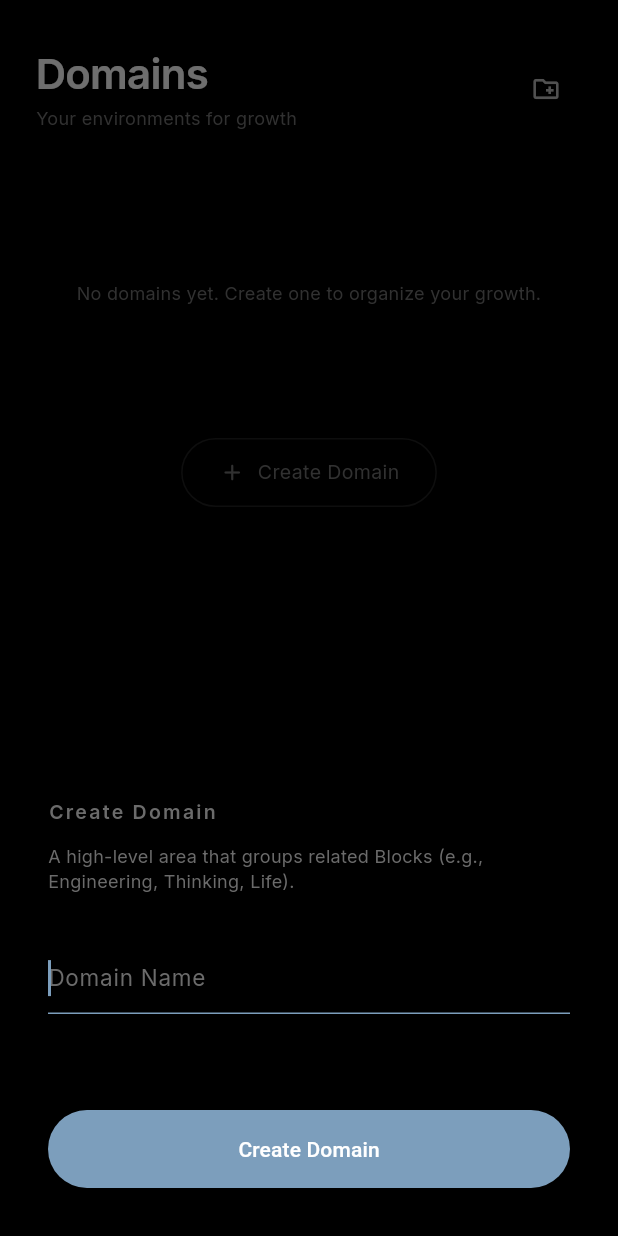
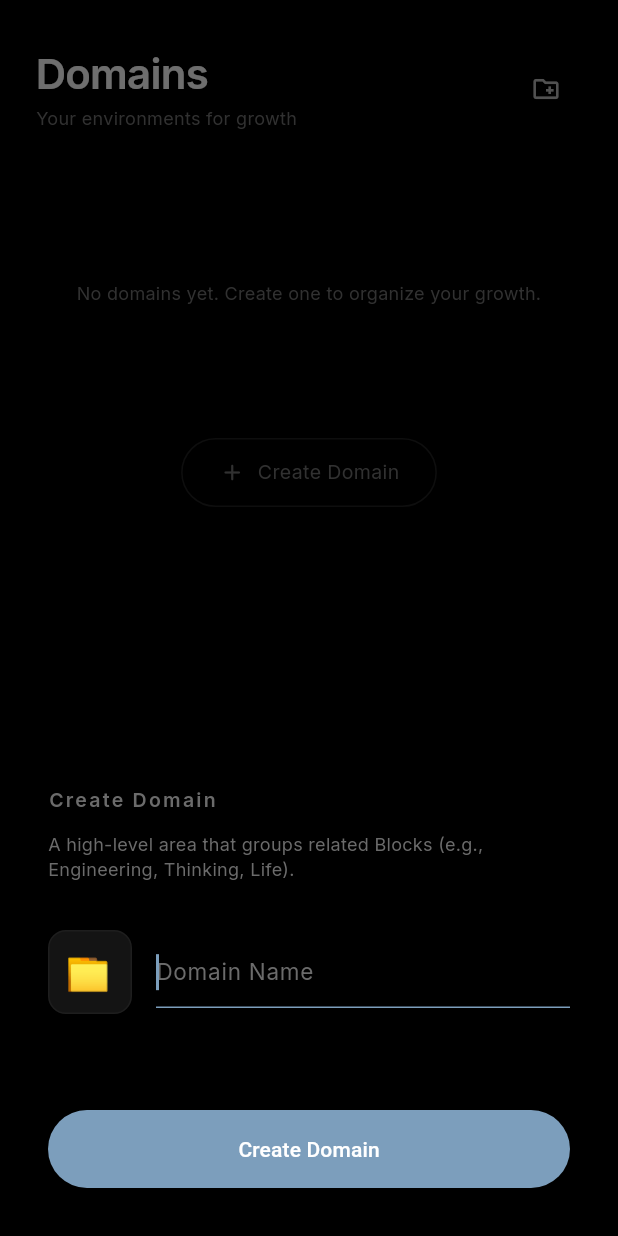
Before and after one commit to Harshajaya13/Hermes, a Flutter app: the screen it shows after launch, item 2 of the bottom bar chosen, after a tap on the "create new folder" icon, on a phone screen of 412 x 824 dp. Run offline on Flutter 3.47's test engine with Material 3 defaults, Android fonts, the phone set to English and light mode, and no system bars; our stand-ins replace file_picker, flutter_markdown, flutter_riverpod, google_fonts, share_plus, shared_preferences; missing offline and left inert: flutter_math_fork, html2md; statements that could not run were skipped.

Commit message:
fixed bugs of the workspaces and domain starters

```diff
--- a/lib/core/engines/local_storage_engine.dart
+++ b/lib/core/engines/local_storage_engine.dart
@@ -51,10 +51,10 @@ class LocalStorageEngine {
   }
   Future<void> seedStarterWorkspace(Workspace workspace) async {
     // ── DOMAINS ─────────────────────────────────────────
-    final engineeringDomain = Domain(workspaceId: workspace.id, name: 'Engineering', sortOrder: 0, pinned: true);
-    final startupDomain = Domain(workspaceId: workspace.id, name: 'Startup', sortOrder: 1, pinned: true);
-    final thinkingDomain = Domain(workspaceId: workspace.id, name: 'Thinking', sortOrder: 2, pinned: true);
-    final lifeDomain = Domain(workspaceId: workspace.id, name: 'Life', sortOrder: 3, pinned: true);
+    final engineeringDomain = Domain(workspaceId: workspace.id, name: 'Engineering', sortOrder: 0, pinned: true, icon: '🔧');
+    final startupDomain = Domain(workspaceId: workspace.id, name: 'Startup', sortOrder: 1, pinned: true, icon: '🚀');
+    final thinkingDomain = Domain(workspaceId: workspace.id, name: 'Thinking', sortOrder: 2, pinned: true, icon: '💭');
+    final lifeDomain = Domain(workspaceId: workspace.id, name: 'Life', sortOrder: 3, pinned: true, icon: '🌱');
 
     await saveDomain(engineeringDomain);
     await saveDomain(startupDomain);
--- a/lib/features/blocks/create_domain_sheet.dart
+++ b/lib/features/blocks/create_domain_sheet.dart
@@ -33,12 +33,14 @@ class CreateDomainSheet extends ConsumerStatefulWidget {
 
 class _CreateDomainSheetState extends ConsumerState<CreateDomainSheet> {
   final _nameController = TextEditingController();
+  final _emojiController = TextEditingController(text: '📁');
 
   @override
   void initState() {
     super.initState();
     if (widget.existingDomain != null) {
       _nameController.text = widget.existingDomain!.name;
+      _emojiController.text = widget.existingDomain!.icon;
     }
   }
 
@@ -49,11 +51,28 @@ class _CreateDomainSheetState extends ConsumerState<CreateDomainSheet> {
     final workspace = ref.read(currentWorkspaceProvider);
     if (workspace == null) return;
 
+    final allDomains = ref.read(domainsProvider);
+    if (widget.existingDomain == null || widget.existingDomain!.name != name) {
+      if (allDomains.any((d) => d.name.toLowerCase() == name.toLowerCase())) {
+        if (mounted) {
+          ScaffoldMessenger.of(context).showSnackBar(SnackBar(
+            content: Text('A domain with this name already exists', style: HermesTypography.bodySmall.copyWith(color: HermesColors.textPrimary)),
+            backgroundColor: HermesColors.surfaceElevated,
+          ));
+        }
+        return;
+      }
+    }
+
     final newDomain = widget.existingDomain != null
-        ? widget.existingDomain!.copyWith(name: name)
+        ? widget.existingDomain!.copyWith(
+            name: name,
+            icon: _emojiController.text.trim().isEmpty ? '📁' : _emojiController.text.trim(),
+          )
         : Domain(
             workspaceId: workspace.id,
             name: name,
+            icon: _emojiController.text.trim().isEmpty ? '📁' : _emojiController.text.trim(),
           );
 
     await ref.read(storageEngineProvider).saveDomain(newDomain);
@@ -79,7 +98,31 @@ class _CreateDomainSheetState extends ConsumerState<CreateDomainSheet> {
             ),
             const SizedBox(height: HermesSpacing.xl),
 
-            TextField(
+            Row(
+              children: [
+                Container(
+                  width: 56,
+                  height: 56,
+                  decoration: BoxDecoration(
+                    color: HermesColors.surfaceElevated,
+                    borderRadius: BorderRadius.circular(HermesRadius.md),
+                    border: Border.all(color: HermesColors.border),
+                  ),
+                  alignment: Alignment.center,
+                  child: TextField(
+                    controller: _emojiController,
+                    textAlign: TextAlign.center,
+                    style: const TextStyle(fontSize: 24),
+                    decoration: const InputDecoration(
+                      border: InputBorder.none,
+                      counterText: '',
+                    ),
+                    maxLength: 1,
+                  ),
+                ),
+                const SizedBox(width: HermesSpacing.md),
+                Expanded(
+                  child: TextField(
                     controller: _nameController,
                     autofocus: true,
                     style: HermesTypography.body,
@@ -96,6 +139,9 @@ class _CreateDomainSheetState extends ConsumerState<CreateDomainSheet> {
                         borderSide: BorderSide(color: HermesColors.accent),
                       ),
                     ),
+                  ),
+                ),
+              ],
             ),
             const SizedBox(height: HermesSpacing.xxxl),
 
--- a/lib/features/workspace/workspace_management_dialogs.dart
+++ b/lib/features/workspace/workspace_management_dialogs.dart
@@ -228,6 +228,12 @@ class _CreateWorkspaceDialogState extends ConsumerState<CreateWorkspaceDialog> {
     if (name.isEmpty) return;
 
     final storage = ref.read(storageEngineProvider);
+    final existingNames = storage.workspaces.where((w) => !w.deleted).map((w) => w.name.toLowerCase()).toSet();
+    if (existingNames.contains(name.toLowerCase())) {
+      if (mounted) ScaffoldMessenger.of(context).showSnackBar(const SnackBar(content: Text('A workspace with this name already exists')));
+      return;
+    }
+
     final ws = Workspace(name: name);
     await storage.saveWorkspace(ws);
 
```
Also changed, not shown: lib/features/blocks/blocks_screen.dart (+2 -5 lines), lib/features/blocks/create_block_sheet.dart (+14 -0 lines), lib/features/blocks/create_item_sheet.dart (+15 -0 lines). Lines whose indentation alone changed are shown as unchanged.
